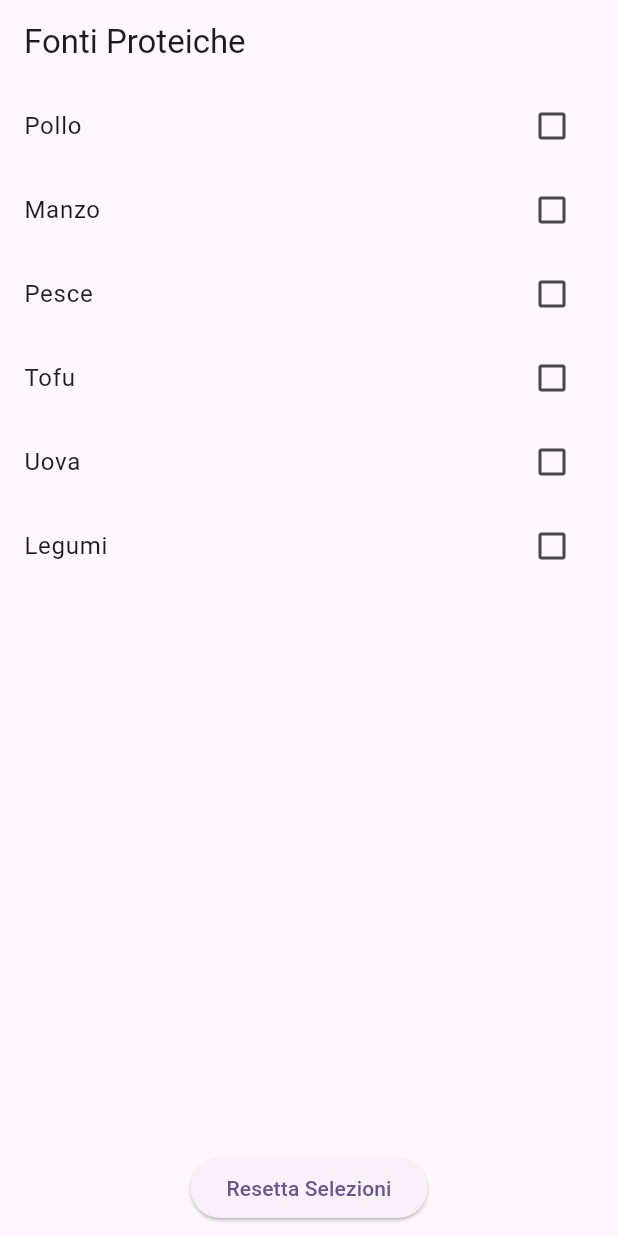
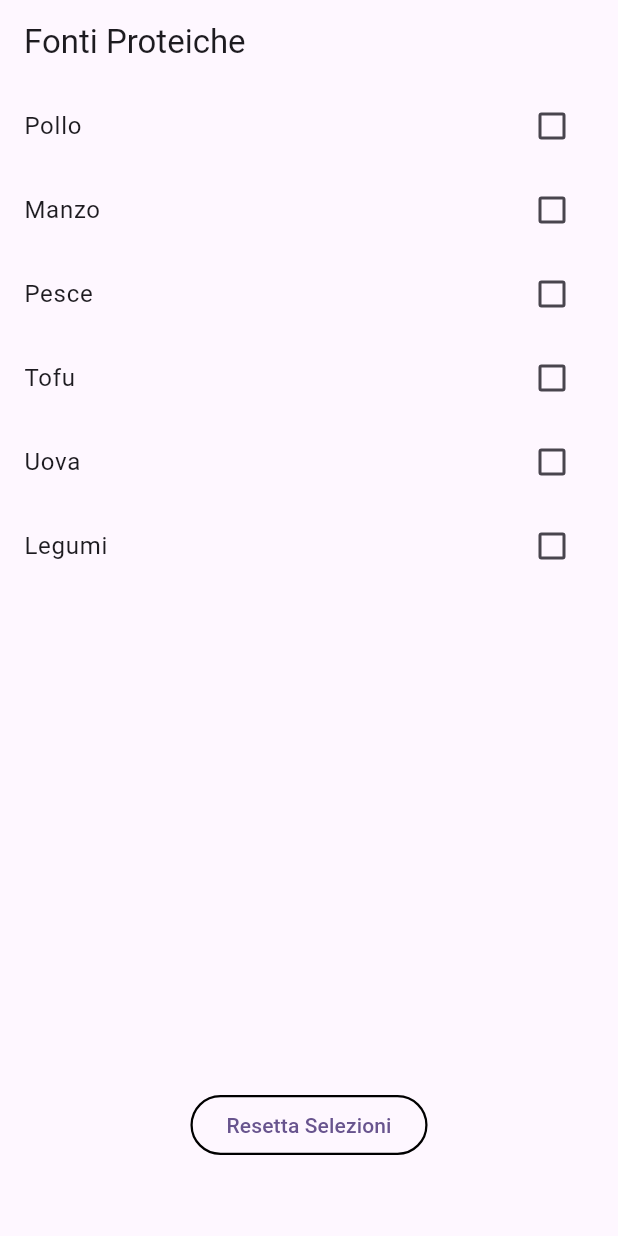
Before and after one commit to Mang00o/First_Flutter_App, a Flutter app: the screen it shows after launch, on a phone screen of 412 x 824 dp. Run offline on Flutter 3.47's test engine with Material 3 defaults, Android fonts, the phone set to English and light mode, and no system bars.

Commit message:
M add margin to button

```diff
--- a/lib/main.dart
+++ b/lib/main.dart
@@ -98,10 +98,16 @@ class ProteinSourcesScreenState extends State<ProteinSourcesScreen> {
             ),
           ),
           // Bottone per resettare i checkbox
-          Padding(
-            padding: const EdgeInsets.all(8.0),
-            child: ElevatedButton(
+          Container(
+            margin: const EdgeInsets.only(bottom: 50.0),
+            child: OutlinedButton(
               onPressed: resetSelections, // Quando premuto, resetta
+              style: OutlinedButton.styleFrom(
+                side: BorderSide(
+                  width: 1.5, // Imposta lo spessore del bordo
+                  color: Colors.black, // Imposta il colore del bordo
+                ),
+              ),
               child: Text('Resetta Selezioni'),
             ),
           ),
```
